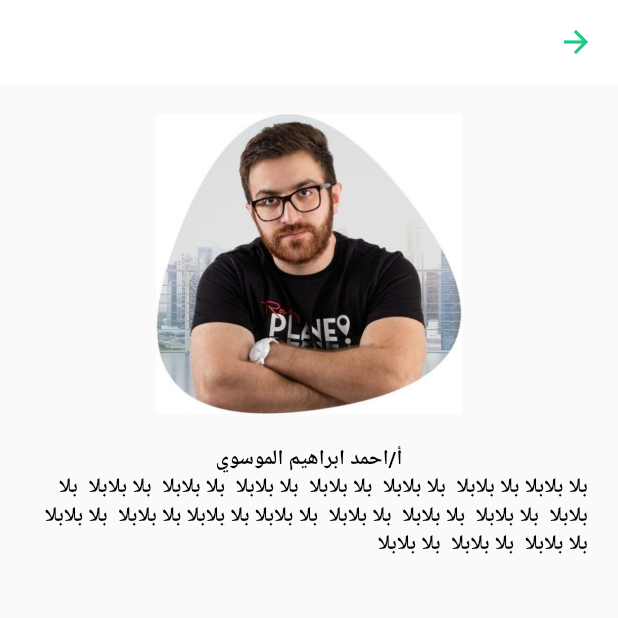
After one commit to ahmedibrahim240/almosawi, a Flutter app: the AboutUs screen opened directly, on a phone screen of 412 x 824 dp, the top half of it. The commit adds this screen. Run offline on Flutter 3.47's test engine with Material 2 defaults, Android fonts, the phone set to English and light mode, and no system bars; our stand-ins replace carousel_slider, chewie, flutter_svg, font_awesome_flutter, smooth_star_rating, video_player; missing offline and left inert: code_fields; network calls fail; Roboto replaces fonts that are missing (Cairo); project files that could hold a hidden picture were left out.

Commit message:
Add aboutUs

```diff
--- /dev/null
+++ b/lib/secreens/aboutUs/aboutUs.dart
@@ -0,0 +1,47 @@
+import 'package:almosawii/constants/themes.dart';
+import 'package:flutter/gestures.dart';
+import 'package:flutter/material.dart';
+
+class AboutUs extends StatefulWidget {
+  @override
+  _AboutUsState createState() => _AboutUsState();
+}
+
+class _AboutUsState extends State<AboutUs> {
+  @override
+  Widget build(BuildContext context) {
+    return Scaffold(
+      appBar: AppBar(),
+      body: ListView(
+        shrinkWrap: true,
+        primary: false,
+        padding: EdgeInsets.symmetric(horizontal: 20, vertical: 20),
+        children: [
+          Container(
+            height: 200,
+            width: 200,
+            decoration: BoxDecoration(
+              image: DecorationImage(
+                image: AssetImage('lib/images/ahmed.jpg'),
+                fit: BoxFit.contain,
+              ),
+            ),
+          ),
+          SizedBox(height: 20),
+          Center(
+            child: Text(
+              'أ/احمد ابراهيم الموسوي',
+              style: AppTheme.heading,
+            ),
+          ),
+          Center(
+            child: Text(
+              'بلا بلابلا بلا بلابلا  بلا بلابلا  بلا بلابلا  بلا بلابلا  بلا بلابلا  بلا بلابلا  بلا بلابلا  بلا بلابلا  بلا بلابلا  بلا بلابلا  بلا بلابلا بلا بلابلا بلا بلابلا  بلا بلابلا  بلا بلابلا  بلا بلابلا  بلا بلابلا ',
+              style: AppTheme.heading,
+            ),
+          ),
+        ],
+      ),
+    );
+  }
+}
--- a/lib/secreens/more/more.dart
+++ b/lib/secreens/more/more.dart
@@ -1,6 +1,7 @@
 import 'package:almosawii/constants/constans.dart';
 import 'package:almosawii/constants/themes.dart';
 import 'package:almosawii/secreens/ProChartVIP/proChartVIP.dart';
+import 'package:almosawii/secreens/aboutUs/aboutUs.dart';
 import 'package:almosawii/secreens/contactUs/contactUs.dart';
 import 'package:almosawii/secreens/editprofile/editprofile.dart';
 import 'package:almosawii/secreens/my%20courses/mycourses.dart';
@@ -124,7 +125,13 @@ class _MoreState extends State<More> {
             ),
             SizedBox(height: 20),
             moreBody(
-              onTap: () {},
+              onTap: () {
+                Navigator.of(context).push(
+                  MaterialPageRoute(
+                    builder: (_) => AboutUs(),
+                  ),
+                );
+              },
               icon: Icon(FontAwesomeIcons.infoCircle),
               tilte: 'من نحن ',
             ),
```
